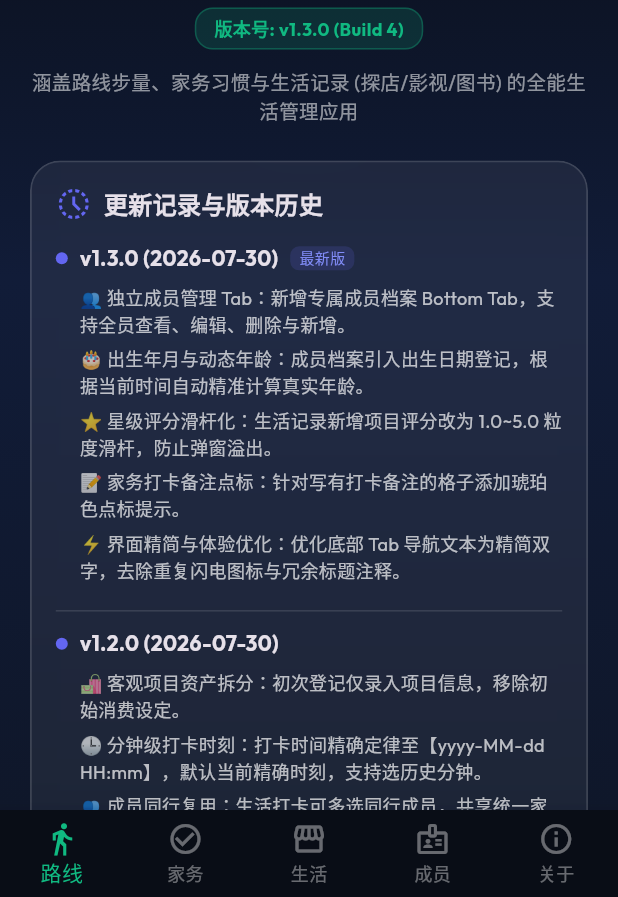
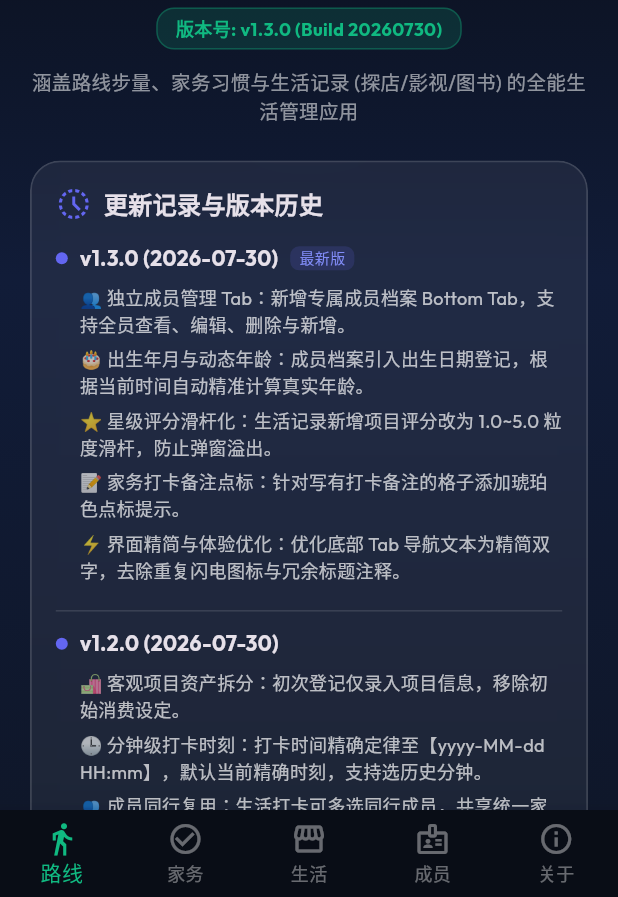
Before and after one commit to LuridG/StepLife, a Flutter app: the screen it shows after launch, swiped to page 5, on a phone screen of 412 x 824 dp, the part 339-1236 px from its top. Run offline on Flutter 3.47's test engine with Material 3 defaults, Android fonts, the phone set to English and light mode, and no system bars; our stand-ins replace fl_chart, flutter_heatmap_calendar, google_fonts, image_picker, sqflite, sqflite_common_ffi; accounts and stored records are empty.

Commit message:
feat: 提升应用内部 versionCode 至 20260730 解决覆盖安装报错问题，完善 Release 签名与分包配置

```diff
--- a/lib/features/about/presentation/about_screen.dart
+++ b/lib/features/about/presentation/about_screen.dart
@@ -102,7 +102,7 @@ class AboutScreen extends StatelessWidget {
                     border: Border.all(color: const Color(0xFF10B981).withAlpha(80)),
                   ),
                   child: const Text(
-                    '版本号: v1.3.0 (Build 4)',
+                    '版本号: v1.3.0 (Build 20260730)',
                     style: TextStyle(color: Color(0xFF10B981), fontSize: 12, fontWeight: FontWeight.bold),
                   ),
                 ),
--- a/pubspec.yaml
+++ b/pubspec.yaml
@@ -16,7 +16,7 @@ publish_to: 'none' # Remove this line if you wish to publish to pub.dev
 # https://developer.apple.com/library/archive/documentation/General/Reference/InfoPlistKeyReference/Articles/CoreFoundationKeys.html
 # In Windows, build-name is used as the major, minor, and patch parts
 # of the product and file versions while build-number is used as the build suffix.
-version: 1.3.0+4
+version: 1.3.0+20260730
 
 environment:
   sdk: ^3.11.5
```
Also changed, not shown: 1 other file.
